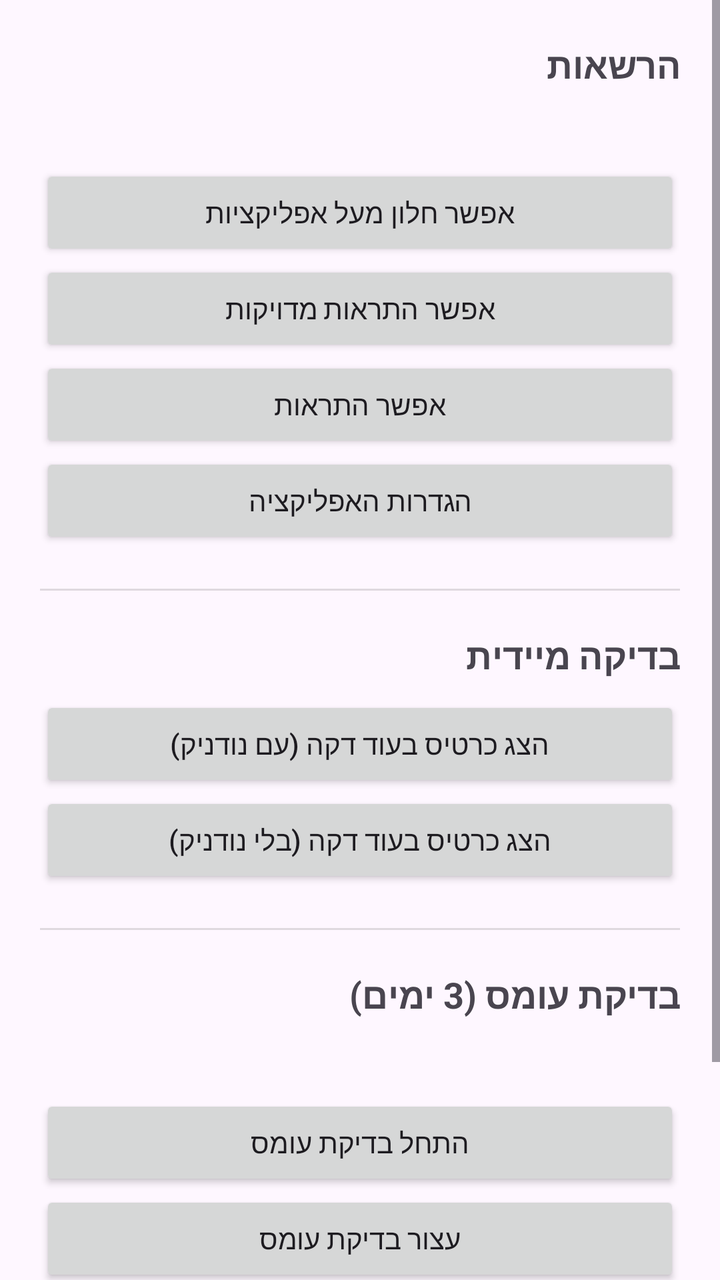
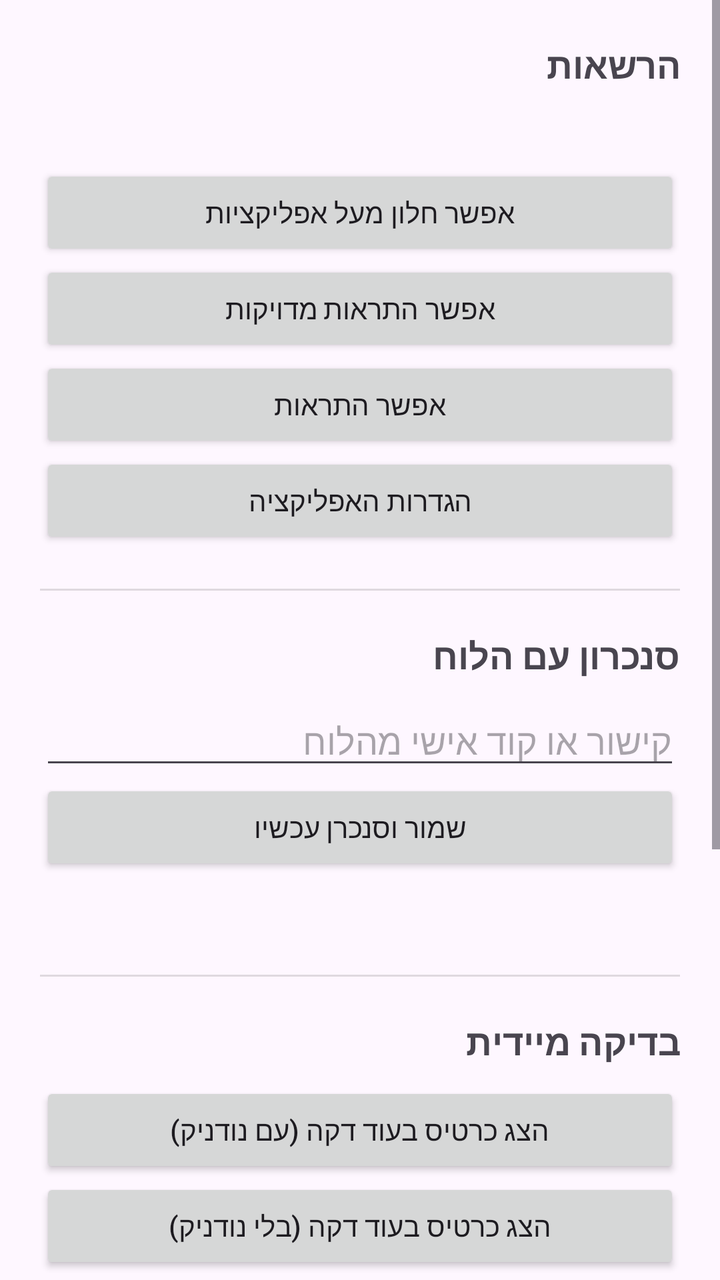

Compare the two renders of this Android layout. The source of the first and the diff that turns it into the second are given below.
<!-- AndroidManifest.xml: application theme Theme.Spike -->
<!-- res/layout/activity_main.xml -->
<?xml version="1.0" encoding="utf-8"?>
<ScrollView xmlns:android="http://schemas.android.com/apk/res/android"
    android:layout_width="match_parent"
    android:layout_height="match_parent"
    android:layoutDirection="rtl">

    <LinearLayout
        android:layout_width="match_parent"
        android:layout_height="wrap_content"
        android:orientation="vertical"
        android:padding="20dp">

        <TextView
            android:layout_width="match_parent"
            android:layout_height="wrap_content"
            android:text="@string/section_permissions"
            android:textSize="18sp"
            android:textStyle="bold" />

        <TextView
            android:id="@+id/status"
            android:layout_width="match_parent"
            android:layout_height="wrap_content"
            android:layout_marginTop="8dp"
            android:lineSpacingExtra="4dp"
            android:textSize="16sp" />

        <Button
            android:id="@+id/grantOverlay"
            android:layout_width="match_parent"
            android:layout_height="wrap_content"
            android:layout_marginTop="8dp"
            android:text="@string/grant_overlay" />

        <Button
            android:id="@+id/grantExactAlarm"
            android:layout_width="match_parent"
            android:layout_height="wrap_content"
            android:text="@string/grant_exact_alarm" />

        <Button
            android:id="@+id/grantNotifications"
            android:layout_width="match_parent"
            android:layout_height="wrap_content"
            android:text="@string/grant_notifications" />

        <Button
            android:id="@+id/appSettings"
            android:layout_width="match_parent"
            android:layout_height="wrap_content"
            android:text="@string/open_app_settings" />

        <View
            android:layout_width="match_parent"
            android:layout_height="1dp"
            android:layout_marginVertical="20dp"
            android:background="#40808080" />

        <TextView
            android:layout_width="match_parent"
            android:layout_height="wrap_content"
            android:text="@string/section_test"
            android:textSize="18sp"
            android:textStyle="bold" />

        <Button
            android:id="@+id/fireSnoozeable"
            android:layout_width="match_parent"
            android:layout_height="wrap_content"
            android:layout_marginTop="8dp"
            android:text="@string/fire_snoozeable" />

        <Button
            android:id="@+id/fireFinal"
            android:layout_width="match_parent"
            android:layout_height="wrap_content"
            android:text="@string/fire_final" />

        <View
            android:layout_width="match_parent"
            android:layout_height="1dp"
            android:layout_marginVertical="20dp"
            android:background="#40808080" />

        <TextView
            android:layout_width="match_parent"
            android:layout_height="wrap_content"
            android:text="@string/section_soak"
            android:textSize="18sp"
            android:textStyle="bold" />

        <TextView
            android:id="@+id/soakStatus"
            android:layout_width="match_parent"
            android:layout_height="wrap_content"
            android:layout_marginTop="8dp"
            android:lineSpacingExtra="4dp"
            android:textSize="16sp" />

        <Button
            android:id="@+id/startSoak"
            android:layout_width="match_parent"
            android:layout_height="wrap_content"
            android:layout_marginTop="8dp"
            android:text="@string/start_soak" />

        <Button
            android:id="@+id/stopSoak"
            android:layout_width="match_parent"
            android:layout_height="wrap_content"
            android:text="@string/stop_soak" />

        <Button
            android:id="@+id/clearLog"
            android:layout_width="match_parent"
            android:layout_height="wrap_content"
            android:text="@string/clear_log" />

        <TextView
            android:layout_width="match_parent"
            android:layout_height="wrap_content"
            android:layout_marginTop="16dp"
            android:text="@string/recent_fires"
            android:textStyle="bold" />

        <TextView
            android:id="@+id/recent"
            android:layout_width="match_parent"
            android:layout_height="wrap_content"
            android:layout_marginTop="6dp"
            android:fontFamily="monospace"
            android:textSize="14sp" />
    </LinearLayout>
</ScrollView>
<!-- resources referenced by this layout -->
<resources>
  <string name="clear_log">נקה יומן</string>
  <string name="fire_final">הצג כרטיס בעוד דקה (בלי נודניק)</string>
  <string name="fire_snoozeable">הצג כרטיס בעוד דקה (עם נודניק)</string>
  <string name="grant_exact_alarm">אפשר התראות מדויקות</string>
  <string name="grant_notifications">אפשר התראות</string>
  <string name="grant_overlay">אפשר חלון מעל אפליקציות</string>
  <string name="open_app_settings">הגדרות האפליקציה</string>
  <string name="recent_fires">הפעלות אחרונות</string>
  <string name="section_permissions">הרשאות</string>
  <string name="section_soak">בדיקת עומס (3 ימים)</string>
  <string name="section_test">בדיקה מיידית</string>
  <string name="start_soak">התחל בדיקת עומס</string>
  <string name="stop_soak">עצור בדיקת עומס</string>
  <style name="Theme.Spike" parent="Theme.Material3.DayNight.NoActionBar" />
</resources>

<!-- the commit's change to res/layout/activity_main.xml (unified diff, before → after) -->
@@ -49,6 +49,42 @@
             android:layout_width="match_parent"
             android:layout_height="wrap_content"
             android:text="@string/open_app_settings" />
+
+        <View
+            android:layout_width="match_parent"
+            android:layout_height="1dp"
+            android:layout_marginVertical="20dp"
+            android:background="#40808080" />
+
+        <TextView
+            android:layout_width="match_parent"
+            android:layout_height="wrap_content"
+            android:text="@string/section_sync"
+            android:textSize="18sp"
+            android:textStyle="bold" />
+
+        <EditText
+            android:id="@+id/tokenInput"
+            android:layout_width="match_parent"
+            android:layout_height="wrap_content"
+            android:layout_marginTop="8dp"
+            android:hint="@string/token_hint"
+            android:inputType="textVisiblePassword"
+            android:maxLines="1" />
+
+        <Button
+            android:id="@+id/saveAndSync"
+            android:layout_width="match_parent"
+            android:layout_height="wrap_content"
+            android:text="@string/save_and_sync" />
+
+        <TextView
+            android:id="@+id/syncStatus"
+            android:layout_width="match_parent"
+            android:layout_height="wrap_content"
+            android:layout_marginTop="8dp"
+            android:lineSpacingExtra="4dp"
+            android:textSize="16sp" />
 
         <View
             android:layout_width="match_parent"
<!-- resource entries referenced after the edit -->
@@ -8,11 +8,14 @@
   <string name="grant_overlay">אפשר חלון מעל אפליקציות</string>
   <string name="open_app_settings">הגדרות האפליקציה</string>
   <string name="recent_fires">הפעלות אחרונות</string>
+  <string name="save_and_sync">שמור וסנכרן עכשיו</string>
   <string name="section_permissions">הרשאות</string>
   <string name="section_soak">בדיקת עומס (3 ימים)</string>
+  <string name="section_sync">סנכרון עם הלוח</string>
   <string name="section_test">בדיקה מיידית</string>
   <string name="start_soak">התחל בדיקת עומס</string>
   <string name="stop_soak">עצור בדיקת עומס</string>
+  <string name="token_hint">קישור או קוד אישי מהלוח</string>
   <style name="Theme.Spike" parent="Theme.Material3.DayNight.NoActionBar" />
 </resources>
 
